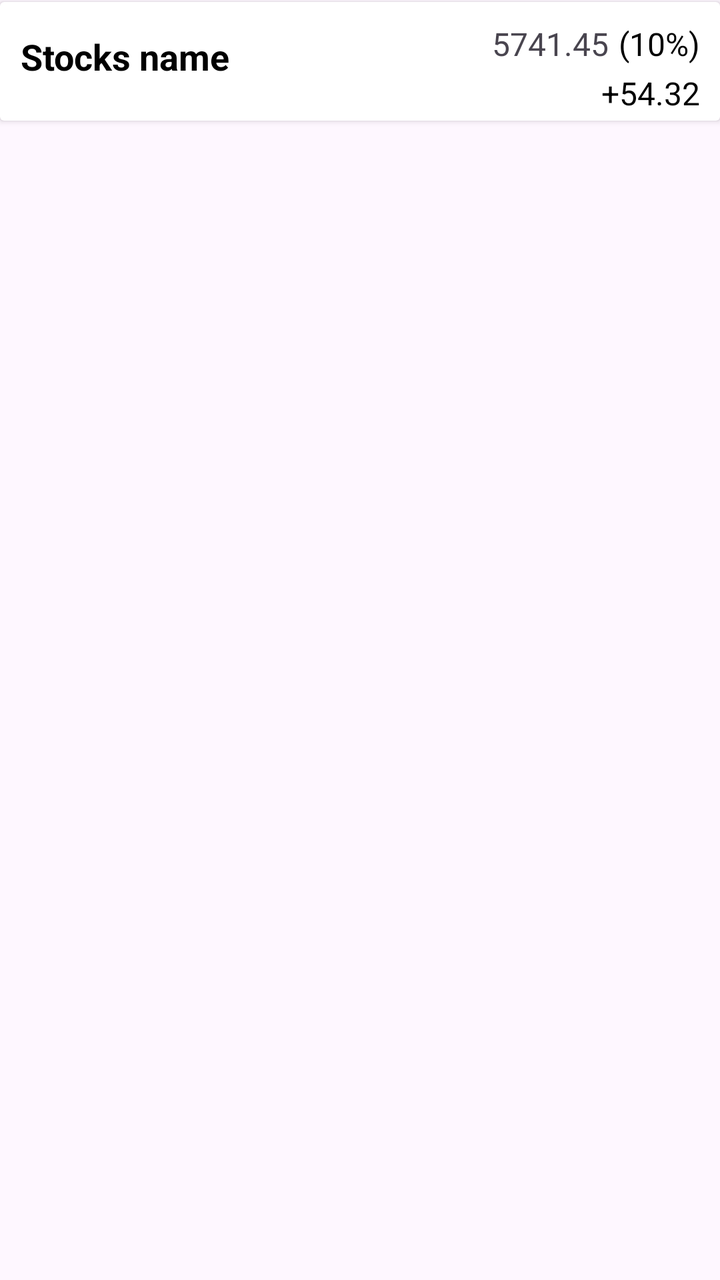
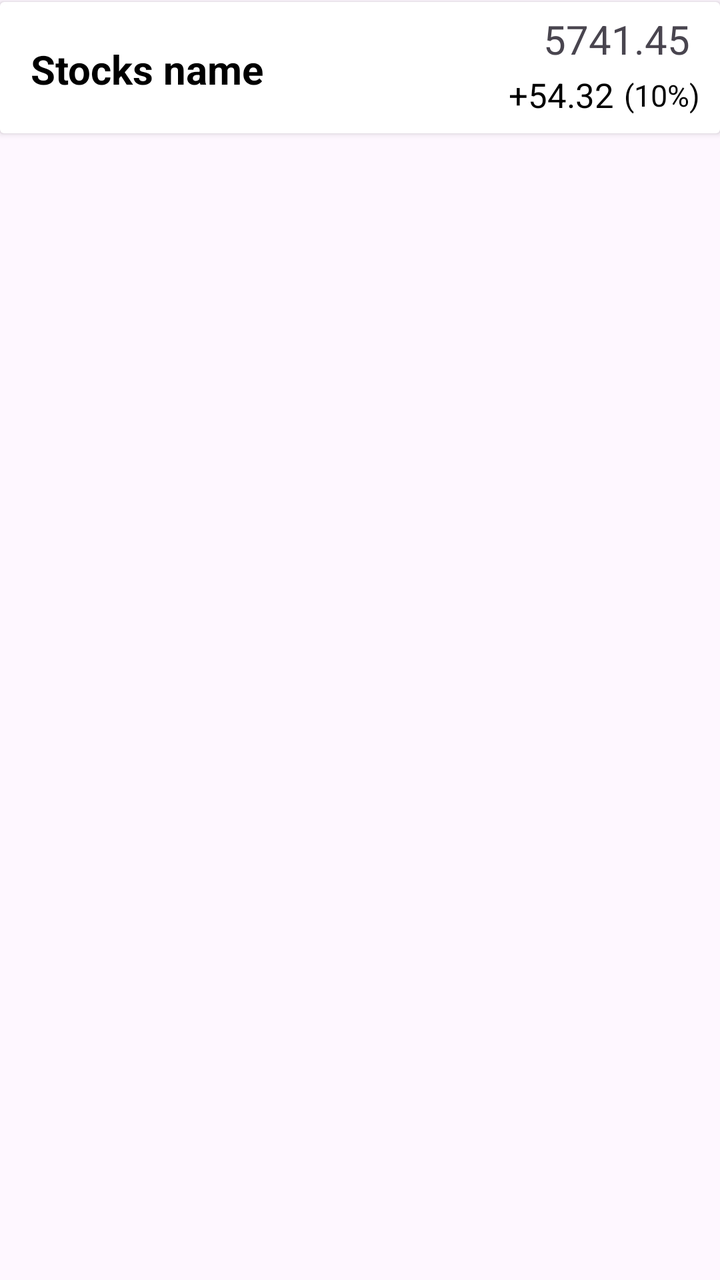

Compare the two renders of this Android layout. The source of the first and the diff that turns it into the second are given below.
<!-- AndroidManifest.xml: application theme Theme.Bottonnavigation_and_recyclerview_implement_homepage -->
<!-- res/layout/stocks_row_watchlist.xml -->
<?xml version="1.0" encoding="utf-8"?>
<androidx.constraintlayout.widget.ConstraintLayout
    xmlns:android="http://schemas.android.com/apk/res/android"
    xmlns:app="http://schemas.android.com/apk/res-auto"
    xmlns:tools="http://schemas.android.com/tools"
    android:layout_width="match_parent"
    android:layout_height="wrap_content">


    <androidx.cardview.widget.CardView
        android:id="@+id/cardView"
        android:layout_marginTop="1dp"
        android:layout_width="match_parent"
        android:layout_height="wrap_content"
        android:elevation="40dp"
        app:layout_constraintEnd_toEndOf="parent"
        app:layout_constraintStart_toStartOf="parent"
        app:layout_constraintTop_toTopOf="parent">


    <androidx.constraintlayout.widget.ConstraintLayout
            android:layout_width="match_parent"
            android:layout_height="match_parent">

        <TextView
            android:id="@+id/stocks_Name_txt"
            android:layout_width="wrap_content"
            android:layout_height="match_parent"
            android:layout_marginStart="10dp"
            android:layout_marginTop="15dp"
            android:gravity="center"
            android:text="@string/stocks_name"
            android:textAlignment="center"
            android:textColor="@color/black"
            android:textSize="18sp"
            android:textStyle="bold"
            app:layout_constraintBottom_toBottomOf="parent"
            app:layout_constraintStart_toStartOf="parent"
            app:layout_constraintTop_toTopOf="parent"
            app:layout_constraintVertical_bias="0.0" />

            <TextView
                android:id="@+id/limit_price_txt"
                android:layout_width="wrap_content"
                android:layout_height="wrap_content"
                android:layout_marginTop="10dp"
                android:layout_marginEnd="5dp"
                android:gravity="center"
                android:text="5741.45"
                android:textSize="16sp"
                app:layout_constraintBottom_toBottomOf="parent"
                app:layout_constraintEnd_toStartOf="@+id/percentile_txt"
                app:layout_constraintTop_toTopOf="parent"
                app:layout_constraintVertical_bias="0.0" />

            <TextView
                android:id="@+id/percentile_txt"
                android:layout_width="wrap_content"
                android:layout_height="wrap_content"
                android:layout_marginTop="10dp"
                android:layout_marginEnd="10dp"
                android:gravity="center"
                android:text="(10%)"
                android:textColor="@color/black"
                android:textSize="16sp"
                app:layout_constraintEnd_toEndOf="parent"
                app:layout_constraintTop_toTopOf="parent" />

            <TextView
                android:id="@+id/todayChange_txt"
                android:layout_width="wrap_content"
                android:layout_height="wrap_content"
                android:layout_marginTop="3dp"
                android:layout_marginEnd="10dp"
                android:layout_marginBottom="3dp"
                android:text="+54.32"
                android:textColor="@color/black"
                android:textSize="16sp"
                app:layout_constraintBottom_toBottomOf="parent"
                app:layout_constraintEnd_toEndOf="parent"
                app:layout_constraintTop_toBottomOf="@+id/limit_price_txt" />

        </androidx.constraintlayout.widget.ConstraintLayout>
    </androidx.cardview.widget.CardView>


</androidx.constraintlayout.widget.ConstraintLayout>
<!-- resources referenced by this layout -->
<resources>
  <color name="black">#FF000000</color>
  <string name="stocks_name">Stocks name</string>
  <style name="Theme.Bottonnavigation_and_recyclerview_implement_homepage" parent="Base.Theme.Bottonnavigation_and_recyclerview_implement_homepage" />
  <style name="Base.Theme.Bottonnavigation_and_recyclerview_implement_homepage" parent="Theme.Material3.DayNight.NoActionBar">
          
          
      </style>
</resources>

<!-- the commit's change to res/layout/stocks_row_watchlist.xml (unified diff, before → after) -->
@@ -20,7 +20,8 @@
 
     <androidx.constraintlayout.widget.ConstraintLayout
             android:layout_width="match_parent"
-            android:layout_height="match_parent">
+            android:layout_height="match_parent"
+        android:layout_margin="5dp">
 
         <TextView
             android:id="@+id/stocks_Name_txt"
@@ -32,55 +33,57 @@
             android:text="@string/stocks_name"
             android:textAlignment="center"
             android:textColor="@color/black"
-            android:textSize="18sp"
+            android:textSize="20sp"
             android:textStyle="bold"
             app:layout_constraintBottom_toBottomOf="parent"
             app:layout_constraintStart_toStartOf="parent"
             app:layout_constraintTop_toTopOf="parent"
             app:layout_constraintVertical_bias="0.0" />
 
-            <TextView
-                android:id="@+id/limit_price_txt"
-                android:layout_width="wrap_content"
-                android:layout_height="wrap_content"
-                android:layout_marginTop="10dp"
-                android:layout_marginEnd="5dp"
-                android:gravity="center"
-                android:text="5741.45"
-                android:textSize="16sp"
-                app:layout_constraintBottom_toBottomOf="parent"
-                app:layout_constraintEnd_toStartOf="@+id/percentile_txt"
-                app:layout_constraintTop_toTopOf="parent"
-                app:layout_constraintVertical_bias="0.0" />
+        <TextView
+            android:id="@+id/limit_price_txt"
+            android:layout_width="wrap_content"
+            android:layout_height="wrap_content"
+            android:layout_marginEnd="10dp"
+            android:gravity="center"
+            android:text="5741.45"
+            android:textSize="20sp"
+            app:layout_constraintBottom_toBottomOf="parent"
+            app:layout_constraintEnd_toEndOf="parent"
+            app:layout_constraintTop_toTopOf="parent"
+            app:layout_constraintVertical_bias="0.0" />
 
-            <TextView
-                android:id="@+id/percentile_txt"
-                android:layout_width="wrap_content"
-                android:layout_height="wrap_content"
-                android:layout_marginTop="10dp"
-                android:layout_marginEnd="10dp"
-                android:gravity="center"
-                android:text="(10%)"
-                android:textColor="@color/black"
-                android:textSize="16sp"
-                app:layout_constraintEnd_toEndOf="parent"
-                app:layout_constraintTop_toTopOf="parent" />
+        <TextView
+            android:id="@+id/percentile_txt"
+            android:layout_width="wrap_content"
+            android:layout_height="wrap_content"
+            android:layout_marginTop="3dp"
+            android:layout_marginEnd="5dp"
+            android:layout_marginBottom="3dp"
+            android:gravity="center"
+            android:text="(10%)"
+            android:textColor="@color/black"
+            android:textSize="15sp"
+            app:layout_constraintBottom_toBottomOf="parent"
+            app:layout_constraintEnd_toEndOf="parent"
+            app:layout_constraintTop_toBottomOf="@+id/limit_price_txt" />
 
-            <TextView
-                android:id="@+id/todayChange_txt"
-                android:layout_width="wrap_content"
-                android:layout_height="wrap_content"
-                android:layout_marginTop="3dp"
-                android:layout_marginEnd="10dp"
-                android:layout_marginBottom="3dp"
-                android:text="+54.32"
-                android:textColor="@color/black"
-                android:textSize="16sp"
-                app:layout_constraintBottom_toBottomOf="parent"
-                app:layout_constraintEnd_toEndOf="parent"
-                app:layout_constraintTop_toBottomOf="@+id/limit_price_txt" />
+        <TextView
+            android:id="@+id/todayChange_txt"
+            android:layout_width="wrap_content"
+            android:layout_height="wrap_content"
+            android:layout_marginTop="3dp"
+            android:layout_marginEnd="5dp"
+            android:layout_marginBottom="3dp"
+            android:text="+54.32"
+            android:textColor="@color/black"
+            android:textSize="17sp"
+            app:layout_constraintBottom_toBottomOf="parent"
+            app:layout_constraintEnd_toStartOf="@+id/percentile_txt"
+            app:layout_constraintTop_toBottomOf="@+id/limit_price_txt"
+            app:layout_constraintVertical_bias="0.0" />
 
-        </androidx.constraintlayout.widget.ConstraintLayout>
+    </androidx.constraintlayout.widget.ConstraintLayout>
     </androidx.cardview.widget.CardView>
 
 
